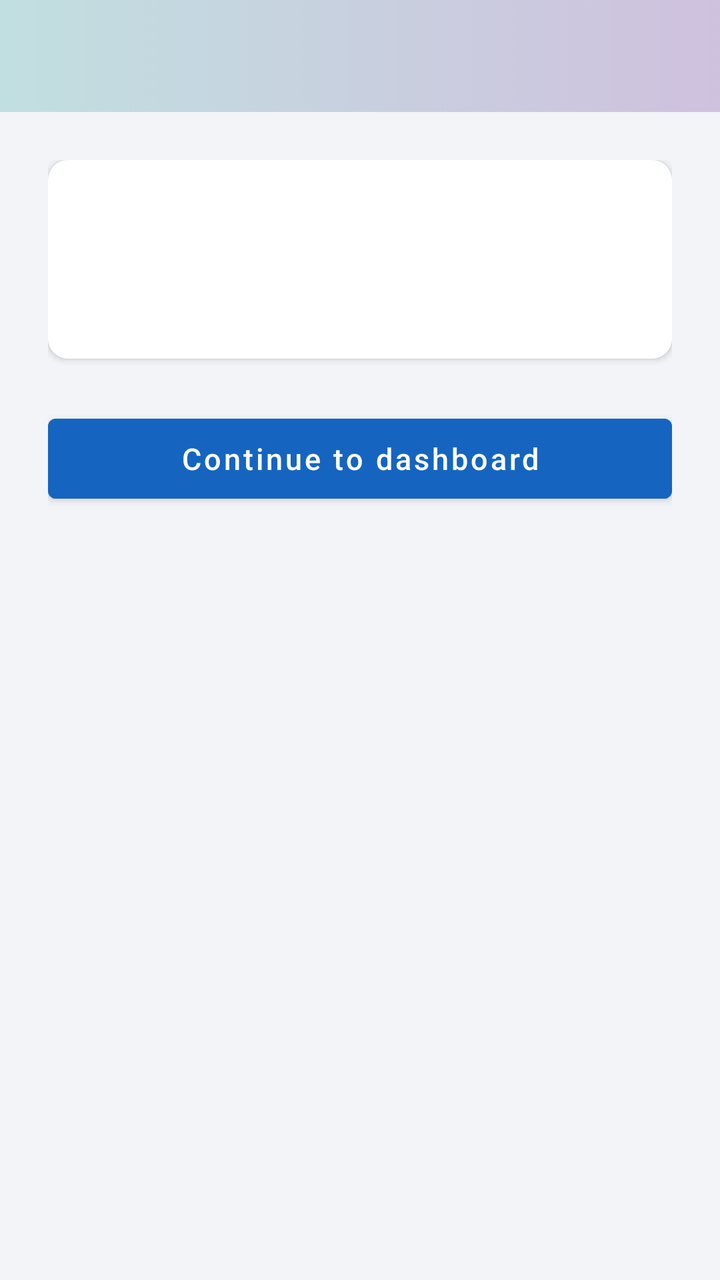
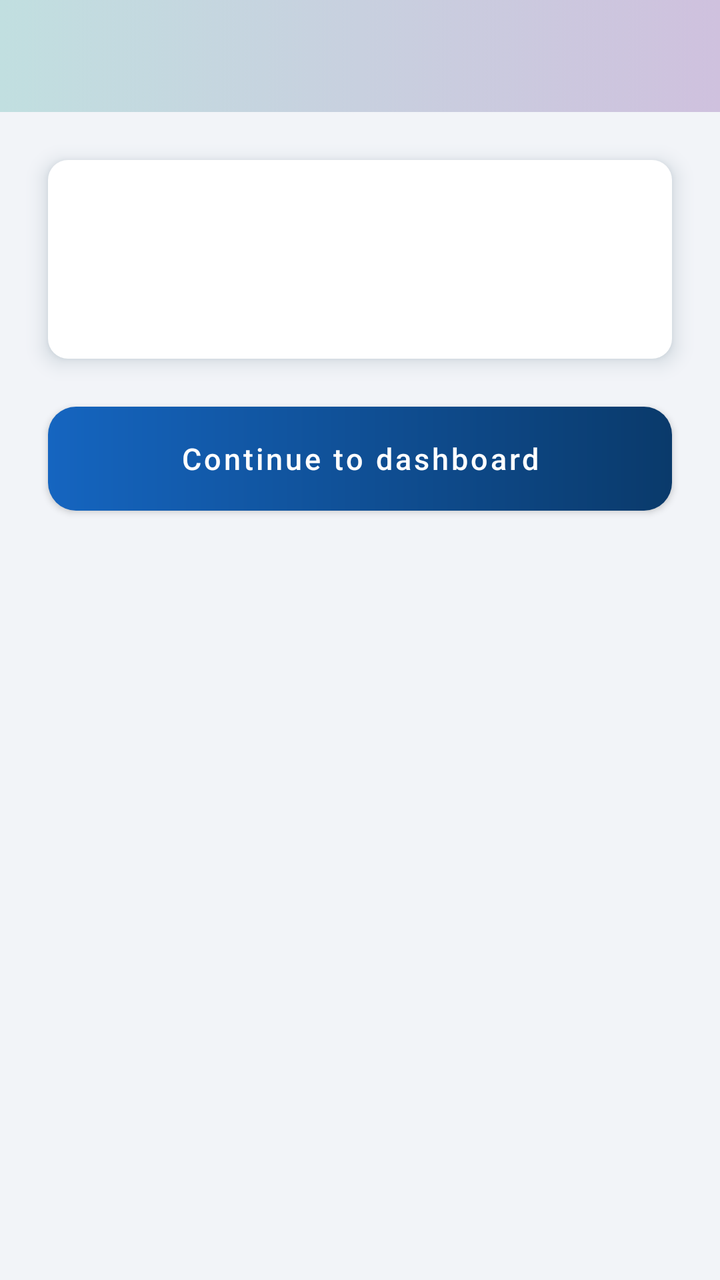

Compare the two renders of this Android layout. The source of the first and the diff that turns it into the second are given below.
<!-- AndroidManifest.xml: activity theme Theme.AquaSense -->
<!-- res/layout/activity_pairing_wizard.xml -->
<?xml version="1.0" encoding="utf-8"?>
<LinearLayout xmlns:android="http://schemas.android.com/apk/res/android"
    xmlns:app="http://schemas.android.com/apk/res-auto"
    android:layout_width="match_parent"
    android:layout_height="match_parent"
    android:background="@color/background"
    android:fitsSystemWindows="true"
    android:orientation="vertical">

    <androidx.appcompat.widget.Toolbar
        android:id="@+id/toolbar_pairing"
        style="@style/Widget.AquaSense.Toolbar" />

    <LinearLayout
        android:layout_width="match_parent"
        android:layout_height="match_parent"
        android:orientation="vertical"
        android:padding="24dp">

        <LinearLayout
            android:layout_width="match_parent"
            android:layout_height="wrap_content"
            android:layout_marginBottom="24dp"
            android:background="@drawable/bg_settings_card"
            android:elevation="2dp"
            android:orientation="vertical"
            android:padding="20dp">

            <TextView
                android:id="@+id/tvPairingHeading"
                android:layout_width="match_parent"
                android:layout_height="wrap_content"
                android:layout_marginBottom="12dp"
                android:textColor="@color/text_primary"
                android:textSize="20sp"
                android:textStyle="bold" />

            <TextView
                android:id="@+id/tvPairingBody"
                android:layout_width="match_parent"
                android:layout_height="wrap_content"
                android:lineSpacingExtra="4dp"
                android:textColor="@color/text_secondary"
                android:textSize="15sp" />

        </LinearLayout>

        <Button
            android:id="@+id/btnPairingContinue"
            android:layout_width="match_parent"
            android:layout_height="52dp"
            android:backgroundTint="@color/accent"
            android:text="@string/pairing_wizard_continue"
            android:textAllCaps="false"
            android:textColor="@color/white"
            android:textSize="15sp" />

    </LinearLayout>

</LinearLayout>
<!-- resources referenced by this layout -->
<resources>
  <color name="accent">#FF1565C0</color>
  <color name="background">#FFF2F4F8</color>
  <color name="text_primary">#FF000000</color>
  <color name="text_secondary">#FF888888</color>
  <color name="white">#FFFFFFFF</color>
  <!-- drawable bg_settings_card (drawable) -->
  <?xml version="1.0" encoding="utf-8"?>
  <shape xmlns:android="http://schemas.android.com/apk/res/android"
      android:shape="rectangle">
      <solid android:color="@color/card_background" />
      <corners android:radius="10dp" />
  </shape>
  <string name="pairing_wizard_continue">Continue to dashboard</string>
  <style name="Widget.AquaSense.Toolbar" parent="Widget.AppCompat.Toolbar">
          <item name="android:layout_width">match_parent</item>
          <item name="android:layout_height">?attr/actionBarSize</item>
          <item name="android:background">@drawable/bg_toolbar_gradient</item>
          <item name="android:theme">@style/ThemeOverlay.AppCompat.DayNight.ActionBar</item>
          <item name="popupTheme">@style/ThemeOverlay.AppCompat.DayNight</item>
          <item name="titleTextColor">@color/sensor_info_title_color</item>
          <item name="navigationIconTint">@color/sensor_info_title_color</item>
      </style>
  <style name="Theme.AquaSense" parent="Base.Theme.AquaSense" />
  <color name="card_background">#FFFFFFFF</color>
  <!-- drawable bg_toolbar_gradient (drawable) -->
  <?xml version="1.0" encoding="utf-8"?>
  <shape xmlns:android="http://schemas.android.com/apk/res/android"
      android:dither="true"
      android:shape="rectangle">
      <gradient
          android:angle="0"
          android:startColor="@color/toolbar_gradient_start"
          android:endColor="@color/toolbar_gradient_end"
          android:type="linear" />
  </shape>
  <color name="sensor_info_title_color">#FF243247</color>
  <style name="Base.Theme.AquaSense" parent="Theme.MaterialComponents.DayNight.NoActionBar">
          
          <item name="android:windowBackground">@color/background</item>
          <item name="android:colorBackground">@color/background</item>
          
          <item name="android:statusBarColor">@color/toolbar_gradient_start</item>
          <item name="android:windowLightStatusBar">@bool/light_status_bar_icons</item>
      </style>
  <color name="toolbar_gradient_start">#FFC1DFE0</color>
  <color name="toolbar_gradient_end">#FFCFC1DE</color>
</resources>

<!-- the commit's change to res/layout/activity_pairing_wizard.xml (unified diff, before → after) -->
@@ -14,15 +14,16 @@
     <LinearLayout
         android:layout_width="match_parent"
         android:layout_height="match_parent"
+        android:clipToPadding="false"
         android:orientation="vertical"
         android:padding="24dp">
 
         <LinearLayout
+            style="@style/Widget.AquaSense.Card"
             android:layout_width="match_parent"
             android:layout_height="wrap_content"
             android:layout_marginBottom="24dp"
             android:background="@drawable/bg_settings_card"
-            android:elevation="2dp"
             android:orientation="vertical"
             android:padding="20dp">
 
@@ -45,15 +46,16 @@
 
         </LinearLayout>
 
-        <Button
+        <com.google.android.material.button.MaterialButton
             android:id="@+id/btnPairingContinue"
             android:layout_width="match_parent"
             android:layout_height="52dp"
-            android:backgroundTint="@color/accent"
+            android:background="@drawable/bg_auth_primary_button"
             android:text="@string/pairing_wizard_continue"
             android:textAllCaps="false"
             android:textColor="@color/white"
-            android:textSize="15sp" />
+            android:textSize="15sp"
+            app:backgroundTint="@null" />
 
     </LinearLayout>
 
<!-- resource entries referenced after the edit -->
@@ -5,6 +5,16 @@
   <color name="text_primary">#FF000000</color>
   <color name="text_secondary">#FF888888</color>
   <color name="white">#FFFFFFFF</color>
+  <!-- drawable bg_auth_primary_button (drawable) -->
+  <?xml version="1.0" encoding="utf-8"?>
+  <shape xmlns:android="http://schemas.android.com/apk/res/android"
+      android:shape="rectangle">
+      <gradient
+          android:angle="0"
+          android:endColor="@color/launcher_ocean_end"
+          android:startColor="@color/accent" />
+      <corners android:radius="14dp" />
+  </shape>
   <!-- drawable bg_settings_card (drawable) -->
   <?xml version="1.0" encoding="utf-8"?>
   <shape xmlns:android="http://schemas.android.com/apk/res/android"
@@ -13,6 +23,11 @@
       <corners android:radius="10dp" />
   </shape>
   <string name="pairing_wizard_continue">Continue to dashboard</string>
+  <style name="Widget.AquaSense.Card" parent="">
+          <item name="android:elevation">6dp</item>
+          <item name="android:outlineAmbientShadowColor">@color/card_shadow</item>
+          <item name="android:outlineSpotShadowColor">@color/card_shadow</item>
+      </style>
   <style name="Widget.AquaSense.Toolbar" parent="Widget.AppCompat.Toolbar">
           <item name="android:layout_width">match_parent</item>
           <item name="android:layout_height">?attr/actionBarSize</item>
@@ -23,7 +38,9 @@
           <item name="navigationIconTint">@color/sensor_info_title_color</item>
       </style>
   <style name="Theme.AquaSense" parent="Base.Theme.AquaSense" />
+  <color name="launcher_ocean_end">#FF0A3A6B</color>
   <color name="card_background">#FFFFFFFF</color>
+  <color name="card_shadow">#FF123A4D</color>
   <!-- drawable bg_toolbar_gradient (drawable) -->
   <?xml version="1.0" encoding="utf-8"?>
   <shape xmlns:android="http://schemas.android.com/apk/res/android"
